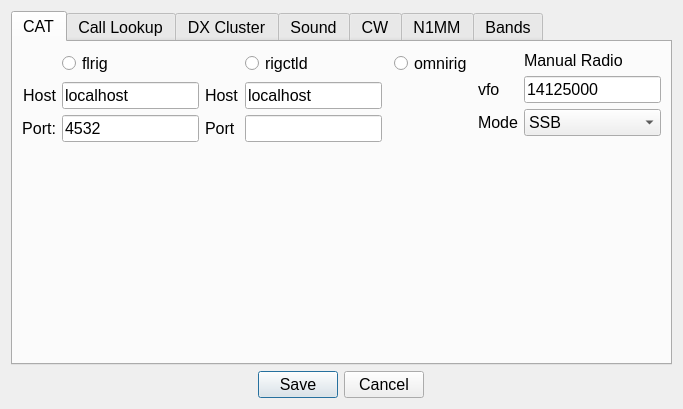
Old version of the form not1mm/data/configuration.ui in the repository kyleboyle/not1mm.
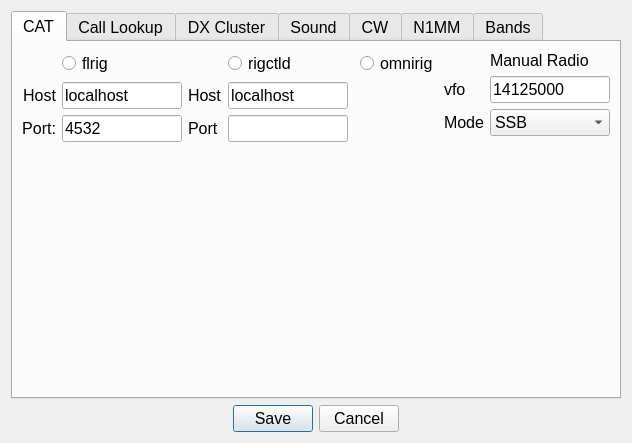
New version of the form. The open tabs and pages were chosen to show the change.

```diff
--- a/not1mm/data/configuration.ui
+++ b/not1mm/data/configuration.ui
@@ -6,8 +6,8 @@
    <rect>
     <x>0</x>
     <y>0</y>
-    <width>683</width>
-    <height>409</height>
+    <width>613</width>
+    <height>443</height>
    </rect>
   </property>
   <property name="font">
```
Left out of the diff: 2 changed lines with no effect on the pictures.
